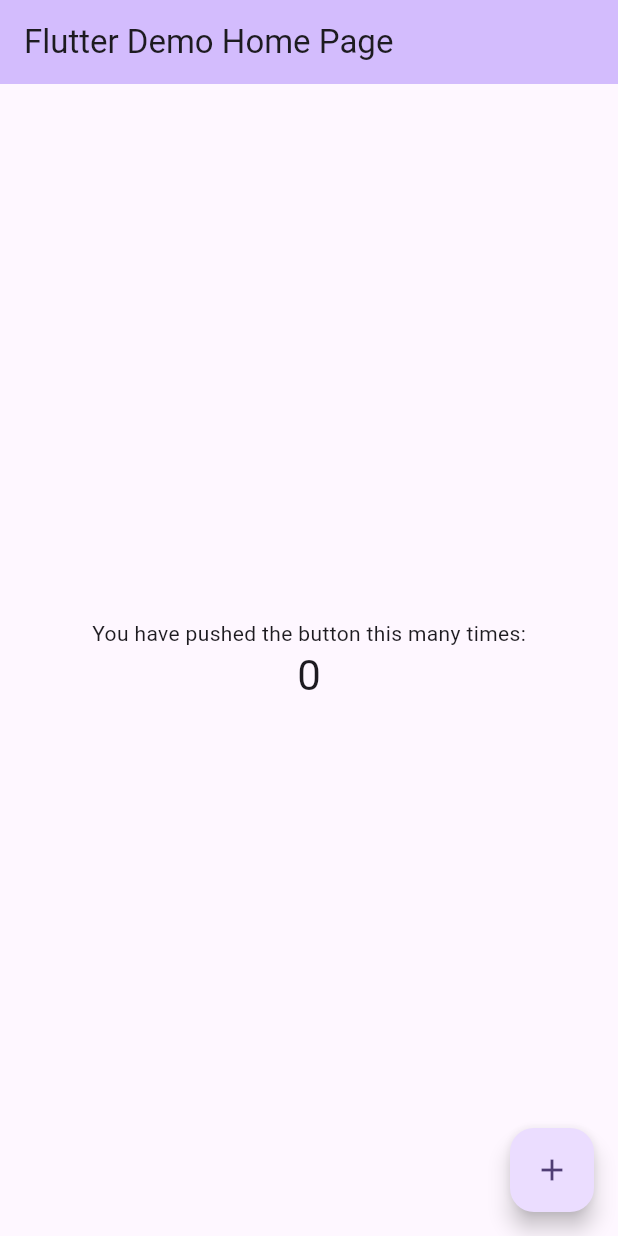
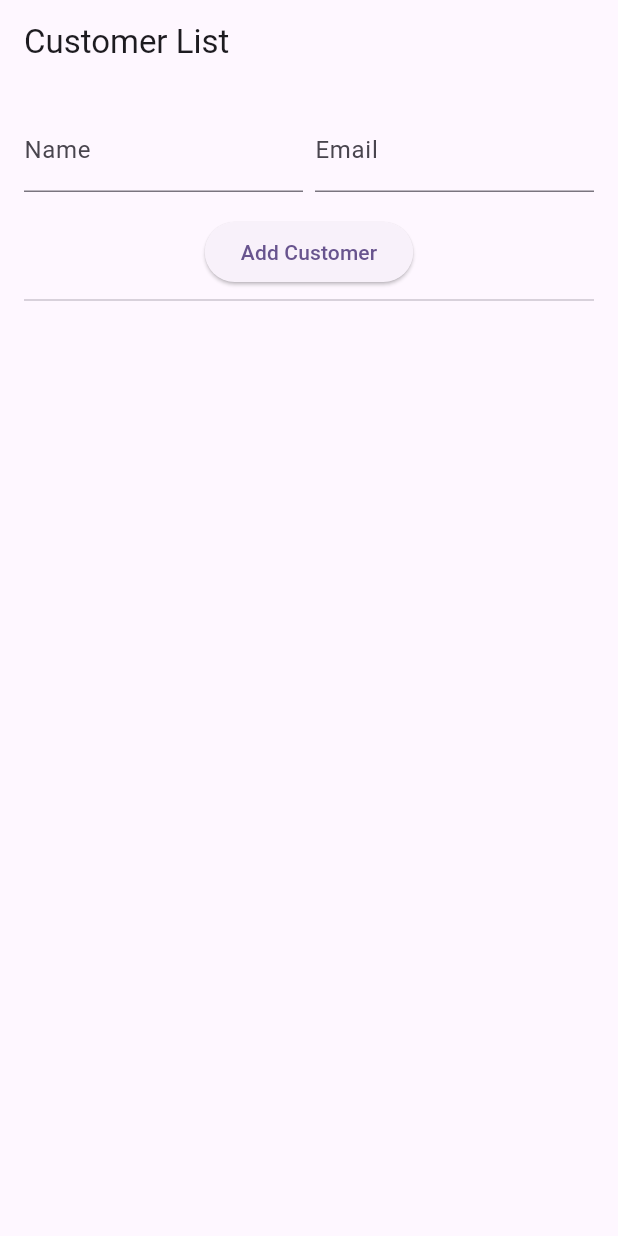
Before and after one commit to JinmingShi1/cst2335_final_project, a Flutter app: the screen it shows after launch, on a phone screen of 412 x 824 dp. Run offline on Flutter 3.47's test engine with Material 3 defaults, Android fonts, the phone set to English and light mode, and no system bars; our stand-ins replace floor, sqflite; accounts and stored records are empty; generated files the repository leaves out were written again.

Commit message:
created all pages

```diff
--- a/lib/dao/customer_dao.dart
+++ b/lib/dao/customer_dao.dart
@@ -1,7 +1,6 @@
 import 'package:floor/floor.dart';
 
 import '../model/customer.dart';
-
 
 @dao
 abstract class CustomerDao {
--- /dev/null
+++ b/lib/database/app_database.dart
@@ -0,0 +1,14 @@
+import 'dart:async';
+
+import 'package:floor/floor.dart';
+import 'package:sqflite/sqflite.dart' as sqflite;
+
+import '../dao/customer_dao.dart';
+import '../model/customer.dart';
+
+part 'app_database.g.dart';
+
+@Database(version: 1, entities: [Customer])
+abstract class AppDatabase extends FloorDatabase {
+  CustomerDao get customerDao;
+}
--- /dev/null
+++ b/lib/database/database_helper.dart
@@ -0,0 +1,31 @@
+
+
+import '../model/customer.dart';
+import 'app_database.dart';
+
+class DatabaseHelper {
+  static final DatabaseHelper _instance = DatabaseHelper._internal();
+  static AppDatabase? _database;
+
+  DatabaseHelper._internal();
+  factory DatabaseHelper() => _instance;
+
+  Future<AppDatabase> get database async {
+    _database ??= await $FloorAppDatabase
+        .databaseBuilder('customers.db')
+        .build();
+    return _database!;
+  }
+
+  Future<List<Customer>> getCustomers() async =>
+      (await database).customerDao.findAllCustomers();
+
+  Future<int> insertCustomer(Customer customer) async =>
+      (await database).customerDao.insertCustomer(customer);
+
+  Future<void> updateCustomer(Customer customer) async =>
+      (await database).customerDao.updateCustomer(customer);
+
+  Future<void> deleteCustomer(Customer customer) async =>
+      (await database).customerDao.deleteCustomer(customer);
+}
--- a/lib/main.dart
+++ b/lib/main.dart
@@ -1,8 +1,12 @@
+import 'package:cst2335_final_project/pages/customer_list_page.dart';
 import 'package:flutter/material.dart';
 
 
+
 void main() {
-  runApp(const MyApp());
+  runApp(const MyApp(
+
+  ));
 }
 
 class MyApp extends StatelessWidget {
@@ -31,7 +35,7 @@ class MyApp extends StatelessWidget {
         // tested with just a hot reload.
         colorScheme: ColorScheme.fromSeed(seedColor: Colors.deepPurple),
       ),
-      home: const MyHomePage(title: 'Flutter Demo Home Page'),
+      home: const CustomerListPage(),
     );
   }
 }
--- a/lib/model/customer.dart
+++ b/lib/model/customer.dart
@@ -14,12 +14,13 @@ class Customer {
     required this.firstName,
     required this.lastName,
     required this.address,
-    required this.dateOfBirth,
+    required this.dateOfBirth, required String name, required String email,
   });
 
   factory Customer.withDateTime({
     int? id,
     required String firstName,
+
     required String lastName,
     required String address,
     required DateTime dateOfBirth,
@@ -29,10 +30,16 @@ class Customer {
       firstName: firstName,
       lastName: lastName,
       address: address,
-      dateOfBirth: dateOfBirth.millisecondsSinceEpoch,
+      dateOfBirth: dateOfBirth.millisecondsSinceEpoch, name: '', email: '',
     );
   }
 
   String get fullName => '$firstName $lastName';
   DateTime get birthDate => DateTime.fromMillisecondsSinceEpoch(dateOfBirth);
+
+  get name => null;
+
+  String? get email => null;
+
+  String? get customer => null;
 }
--- /dev/null
+++ b/lib/pages/customer_list_page.dart
@@ -0,0 +1,117 @@
+import 'package:flutter/material.dart';
+import '../dao/customer_dao.dart';
+import '../database/app_database.dart';
+import '../model/customer.dart';
+
+class CustomerListPage extends StatefulWidget {
+  const CustomerListPage({super.key});
+
+  @override
+  State<CustomerListPage> createState() => _CustomerListPageState();
+}
+
+class _CustomerListPageState extends State<CustomerListPage> {
+  late CustomerDao dao;
+  List<Customer> customers = [];
+
+  final _nameController = TextEditingController();
+  final _emailController = TextEditingController();
+
+  @override
+  void initState() {
+    super.initState();
+    _initDB();
+  }
+
+  Future<void> _initDB() async {
+    final db = await $FloorAppDatabase.databaseBuilder('app.db').build();
+    dao = db.customerDao;
+    _loadCustomers();
+  }
+
+  Future<void> _loadCustomers() async {
+    final list = await dao.findAllCustomers();
+    setState(() {
+      customers = list;
+    });
+  }
+
+  Future<void> _addCustomer() async {
+    if (_nameController.text.isEmpty || _emailController.text.isEmpty) return;
+
+    final customer = Customer(
+      name: _nameController.text,
+      email: _emailController.text, firstName: '', lastName: '', address: '', dateOfBirth: 12,
+    );
+
+    final id = await dao.insertCustomer(customer);
+    customer.id = id;
+
+    setState(() {
+      customers.add(customer);
+      _nameController.clear();
+      _emailController.clear();
+    });
+
+    ScaffoldMessenger.of(context).showSnackBar(
+      const SnackBar(content: Text("Customer added")),
+    );
+  }
+
+  void _deleteCustomer(int index) {
+    final customer = customers[index];
+    showDialog(
+      context: context,
+      builder: (_) => AlertDialog(
+        title: const Text("Delete Customer"),
+        content: Text("Delete ${customer.name}?"),
+        actions: [
+          TextButton(onPressed: () => Navigator.pop(context), child: const Text("Cancel")),
+          TextButton(
+            onPressed: () async {
+              Navigator.pop(context);
+              await dao.deleteCustomer(customer);
+              setState(() {
+                customers.removeAt(index);
+              });
+            },
+            child: const Text("Delete"),
+          ),
+        ],
+      ),
+    );
+  }
+
+  @override
+  Widget build(BuildContext context) {
+    return Scaffold(
+      appBar: AppBar(title: const Text("Customer List")),
+      body: Padding(
+        padding: const EdgeInsets.all(16.0),
+        child: Column(children: [
+          Row(children: [
+            Expanded(child: TextField(controller: _nameController, decoration: const InputDecoration(labelText: 'Name'))),
+            const SizedBox(width: 8),
+            Expanded(child: TextField(controller: _emailController, decoration: const InputDecoration(labelText: 'Email'))),
+          ]),
+          const SizedBox(height: 16),
+          ElevatedButton(onPressed: _addCustomer, child: const Text("Add Customer")),
+          const Divider(),
+          Expanded(
+            child: ListView.builder(
+              itemCount: customers.length,
+              itemBuilder: (context, index) {
+                final customer = customers[index];
+                return ListTile(
+                  title: Text(customer.name),
+                  subtitle: Text(Customer.email),
+                  onLongPress: () => _deleteCustomer(index),
+                );
+              },
+            ),
+          ),
+        ]),
+      ),
+    );
+  }
+}
```
